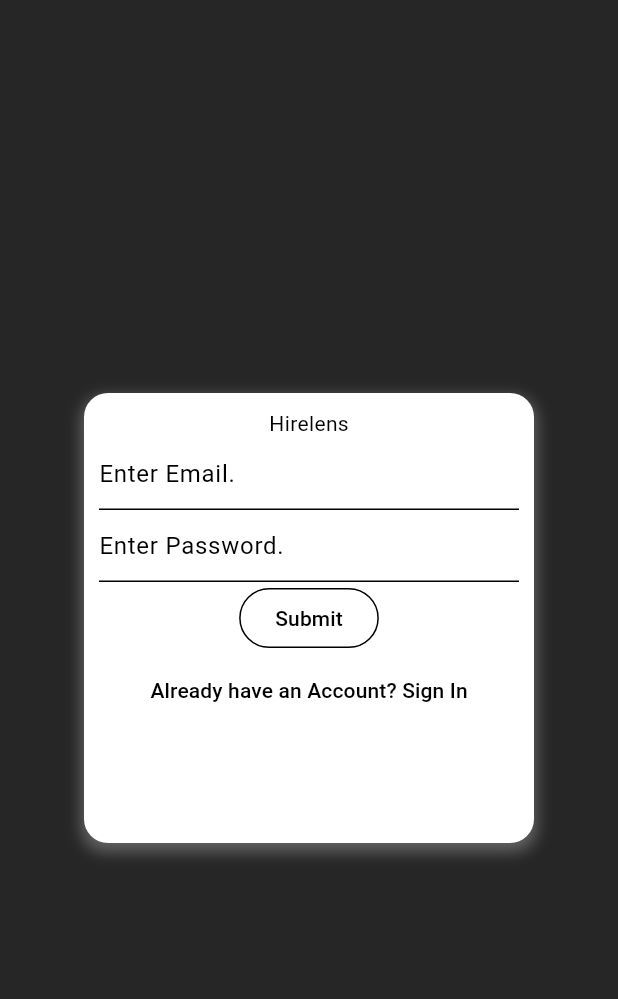
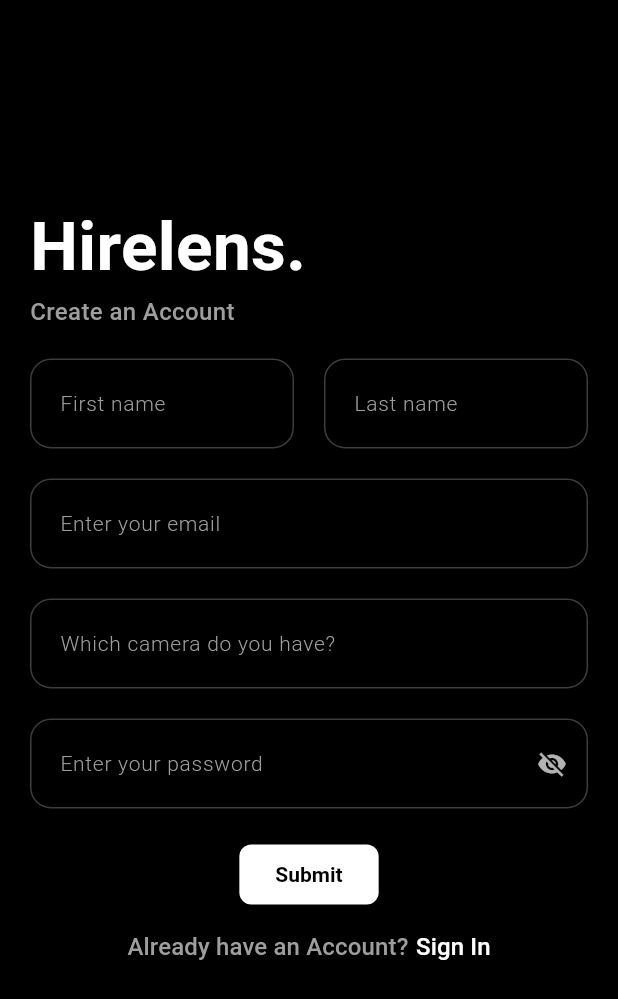
Before and after one commit to Utsav3108/hirelens, a Flutter app: the screen it shows after launch, after a tap on "Not having account? Register here.", on a phone screen of 412 x 824 dp. Shown: the top 999 px of the screen. Run offline on Flutter 3.47's test engine with Material 3 defaults, Android fonts, the phone set to English and light mode, and no system bars.

Commit message:
Designed Registration screen & added custom text field

```diff
--- /dev/null
+++ b/lib/Onboarding/Widgets/CustomTextFields.dart
@@ -0,0 +1,72 @@
+import 'package:flutter/material.dart';
+
+class CustomTextField extends StatefulWidget {
+  final String placeholder;
+  final bool isSecure;
+
+  const CustomTextField({required this.placeholder, this.isSecure = false});
+
+  @override
+  State<CustomTextField> createState() => CustomTextFieldState();
+}
+
+class CustomTextFieldState extends State<CustomTextField> {
+  late bool _obscureText;
+
+  @override
+  void initState() {
+    super.initState();
+    _obscureText = widget.isSecure;
+  }
+
+  @override
+  Widget build(BuildContext context) {
+    return TextField(
+      obscureText: _obscureText,
+      style: const TextStyle(
+        color: Colors.white,
+        fontSize: 16,
+        fontWeight: FontWeight.w400,
+      ),
+      cursorColor: Colors.white,
+      decoration: InputDecoration(
+        hintText: widget.placeholder,
+        hintStyle: const TextStyle(
+          color: Colors.grey,
+          fontSize: 14,
+          fontWeight: FontWeight.w300,
+        ),
+        filled: true,
+        fillColor: Colors.transparent,
+        contentPadding: const EdgeInsets.symmetric(
+          vertical: 18,
+          horizontal: 16,
+        ),
+        enabledBorder: OutlineInputBorder(
+          borderRadius: BorderRadius.circular(14),
+          borderSide: const BorderSide(color: Colors.white24, width: 1),
+        ),
+        focusedBorder: OutlineInputBorder(
+          borderRadius: BorderRadius.circular(14),
+          borderSide: const BorderSide(color: Colors.white, width: 1.5),
+        ),
+
+        // 👇 Add eye icon when it's a secure field
+        suffixIcon: widget.isSecure
+            ? IconButton(
+                icon: Icon(
+                  _obscureText ? Icons.visibility_off : Icons.visibility,
+                  color: Colors.white70,
+                  size: 20,
+                ),
+                onPressed: () {
+                  setState(() {
+                    _obscureText = !_obscureText;
+                  });
+                },
+              )
+            : null,
+      ),
+    );
+  }
+}
--- a/lib/Onboarding/registration.dart
+++ b/lib/Onboarding/registration.dart
@@ -1,4 +1,6 @@
 import 'package:flutter/material.dart';
+
+import 'Widgets/CustomTextFields.dart';
 
 class Register extends StatefulWidget {
   const Register({super.key});
@@ -10,49 +12,96 @@ class Register extends StatefulWidget {
 class _RegisterState extends State<Register> {
   @override
   Widget build(BuildContext context) {
+    final width = MediaQuery.sizeOf(context).width;
+
     return Scaffold(
-      backgroundColor: Color.fromRGBO(38, 38, 38, 1),
       body: Center(
-        child: Container(
-          decoration: BoxDecoration(
+        child: SingleChildScrollView(
+          child: SizedBox(
+            height: 600,
+            width: width - 40,
+            child: Column(
+              crossAxisAlignment: CrossAxisAlignment.start,
+              children: [
+                SizedBox(height: 20),
+                Text(
+                  "Hirelens.",
+                  style: TextStyle(
+                    fontSize: 45,
                     color: Colors.white,
-            borderRadius: BorderRadius.circular(16),
-            boxShadow: [
-              BoxShadow(
-                color: Colors.grey.withOpacity(0.5),
-                // Shadow color with opacity
-                offset: const Offset(0, 4),
-                // X, Y offset of the shadow
-                blurRadius: 8,
-                // Blurriness of the shadow
-                spreadRadius: 2, // How much the shadow spreads
+                    fontWeight: FontWeight.bold,
                   ),
+                ),
+                Text(
+                  "Create an Account",
+                  style: TextStyle(
+                    fontSize: 16,
+                    color: Colors.grey,
+                    fontWeight: FontWeight.w500,
+                  ),
+                ),
+
+                SizedBox(height: 20),
+
+                Row(
+                  children: [
+                    Expanded(child: customTextField(placeholder: "First name")),
+                    SizedBox(width: 20),
+                    Expanded(child: customTextField(placeholder: "Last name")),
                   ],
                 ),
-          height: 300,
-          width: 300,
-          child: Padding(
-            padding: EdgeInsets.all(10),
-            child: Column(
-              children: [
-                Center(child: Text("Hirelens")),
-                TextField(
-                  decoration: InputDecoration(hintText: "Enter Email."),
+
+                SizedBox(height: 20),
+
+                customTextField(placeholder: "Enter your email"),
+                SizedBox(height: 20),
+
+                customTextField(placeholder: "Which camera do you have?"),
+                SizedBox(height: 20),
+
+                customTextField(
+                  placeholder: "Enter your password",
+                  isSecure: true,
                 ),
-                TextField(
-                  decoration: InputDecoration(hintText: "Enter Password."),
-                ),
-                OutlinedButton(
+                SizedBox(height: 20),
+
+                Center(
+                  child: ElevatedButton(
                     onPressed: () {
                       Navigator.pushNamed(context, '/home');
                     },
                     child: Text("Submit"),
                   ),
-                TextButton(
+                ),
+
+                Center(
+                  child: TextButton(
                     onPressed: () {
                       Navigator.pop(context);
                     },
-                  child: Text("Already have an Account? Sign In"),
+                    child: Row(
+                      mainAxisAlignment: MainAxisAlignment.center,
+                      children: [
+                        Text(
+                          "Already have an Account?",
+                          style: TextStyle(
+                            fontSize: 16,
+                            color: Colors.grey,
+                            fontWeight: FontWeight.w500,
+                          ),
+                        ),
+                        SizedBox(width: 5),
+                        Text(
+                          "Sign In",
+                          style: TextStyle(
+                            fontSize: 16,
+                            color: Colors.white,
+                            fontWeight: FontWeight.w500,
+                          ),
+                        ),
+                      ],
+                    ),
+                  ),
                 ),
               ],
             ),
@@ -61,4 +110,9 @@ class _RegisterState extends State<Register> {
       ),
     );
   }
+
+  Widget customTextField({required String placeholder, bool isSecure = false}) {
+    return CustomTextField(placeholder: placeholder, isSecure: isSecure);
+    ;
   }
+}
--- a/lib/main.dart
+++ b/lib/main.dart
@@ -17,8 +17,8 @@ class MyApp extends StatelessWidget {
       debugShowCheckedModeBanner: false,
       theme: ThemeData(
         brightness: Brightness.light,
-        primaryColor: Colors.black,
-        scaffoldBackgroundColor: Colors.white,
+        primaryColor: Colors.white,
+        scaffoldBackgroundColor: Colors.black,
         colorScheme: const ColorScheme.light(
           primary: Colors.black,
           onPrimary: Colors.white,
@@ -30,7 +30,7 @@ class MyApp extends StatelessWidget {
           onSurface: Colors.black,
         ),
         appBarTheme: const AppBarTheme(
-          backgroundColor: Colors.white,
+          backgroundColor: Colors.black,
           foregroundColor: Colors.black,
           elevation: 0,
           iconTheme: IconThemeData(color: Colors.black),
@@ -41,14 +41,14 @@ class MyApp extends StatelessWidget {
           ),
         ),
         textTheme: const TextTheme(
-          bodyLarge: TextStyle(color: Colors.black),
-          bodyMedium: TextStyle(color: Colors.black),
-          titleLarge: TextStyle(color: Colors.black),
+          bodyLarge: TextStyle(color: Colors.white),
+          bodyMedium: TextStyle(color: Colors.white),
+          titleLarge: TextStyle(color: Colors.white),
         ),
         elevatedButtonTheme: ElevatedButtonThemeData(
           style: ElevatedButton.styleFrom(
-            backgroundColor: Colors.black,
-            foregroundColor: Colors.white,
+            backgroundColor: Colors.white,
+            foregroundColor: Colors.black,
             textStyle: const TextStyle(fontWeight: FontWeight.w600),
             shape: RoundedRectangleBorder(
               borderRadius: BorderRadius.all(Radius.circular(8)),
```
Lines whose indentation alone changed are shown as unchanged.
